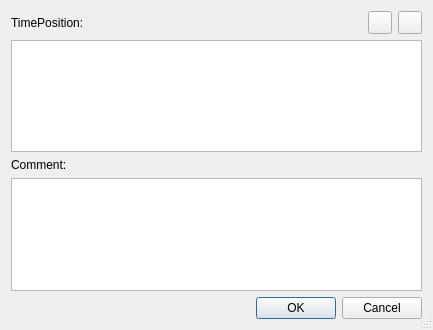
Old version of the form muse2/muse/widgets/editsysexdialogbase.ui in the repository emrum/muse.
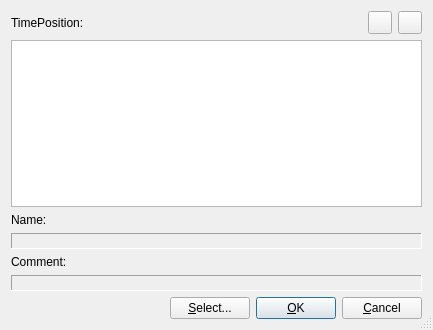
New version of the form. Custom widgets are drawn as their Qt base class.

```diff
--- a/muse2/muse/widgets/editsysexdialogbase.ui
+++ b/muse2/muse/widgets/editsysexdialogbase.ui
@@ -82,6 +82,26 @@
    <item>
     <widget class="QLabel" name="TextLabel2">
      <property name="text">
+      <string>Name:</string>
+     </property>
+     <property name="wordWrap">
+      <bool>false</bool>
+     </property>
+    </widget>
+   </item>
+   <item>
+    <widget class="QLabel" name="typeLabel">
+     <property name="frameShape">
+      <enum>QFrame::Panel</enum>
+     </property>
+     <property name="frameShadow">
+      <enum>QFrame::Sunken</enum>
+     </property>
+    </widget>
+   </item>
+   <item>
+    <widget class="QLabel" name="TextLabel3">
+     <property name="text">
       <string>Comment:</string>
      </property>
      <property name="wordWrap">
@@ -90,7 +110,14 @@
     </widget>
    </item>
    <item>
-    <widget class="QTextEdit" name="comment"/>
+    <widget class="QLabel" name="commentLabel">
+     <property name="frameShape">
+      <enum>QFrame::Panel</enum>
+     </property>
+     <property name="frameShadow">
+      <enum>QFrame::Sunken</enum>
+     </property>
+    </widget>
    </item>
    <item>
     <layout class="QHBoxLayout">
@@ -116,10 +143,17 @@
        </property>
       </spacer>
      </item>
+     <item>
+      <widget class="QPushButton" name="buttonSelect">
+       <property name="text">
+        <string>&amp;Select...</string>
+       </property>
+      </widget>
+     </item>
      <item>
       <widget class="QPushButton" name="buttonOk">
        <property name="text">
-        <string>OK</string>
+        <string>&amp;OK</string>
        </property>
        <property name="shortcut">
         <number>0</number>
@@ -135,7 +169,7 @@
      <item>
       <widget class="QPushButton" name="buttonCancel">
        <property name="text">
-        <string>Cancel</string>
+        <string>&amp;Cancel</string>
        </property>
        <property name="shortcut">
         <number>0</number>
```
Left out of the diff: 3 changed lines with no effect on the pictures.
